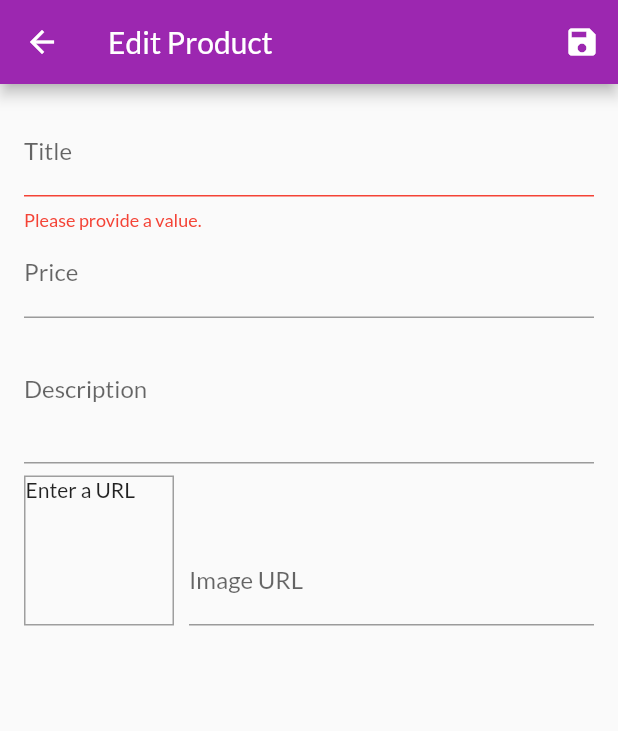
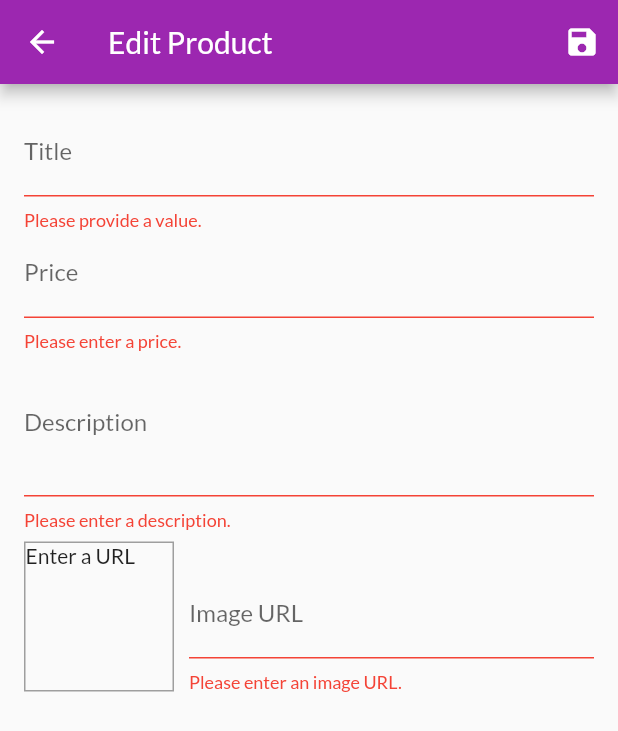
Before and after one commit to haohmaru3000/mobile-shopping-cart, a Flutter app: the EditProductScreen screen opened by its route, after a tap on the "save" icon, on a phone screen of 412 x 824 dp. Shown: the top 731 px of the screen. Run offline on Flutter 3.47's test engine with Material 2 defaults, Android fonts, the light colour scheme and no system bars; network calls fail.

Commit message:
Complete validating for all input fields

```diff
--- a/lib/screens/edit_product_screen.dart
+++ b/lib/screens/edit_product_screen.dart
@@ -95,6 +95,7 @@ class _EditProductScreenState extends State<EditProductScreen> {
                   FocusScope.of(context).requestFocus(_priceFocusNode);
                 },
                 validator: (value) {
+                  // Validating the "title" input
                   if (value!.isEmpty) {
                     return 'Please provide a value.';
                   }
@@ -120,6 +121,19 @@ class _EditProductScreenState extends State<EditProductScreen> {
                 onFieldSubmitted: (_) {
                   FocusScope.of(context).requestFocus(_descriptionFocusNode);
                 },
+                validator: (value) {
+                  // Validation for "Price" input
+                  if (value!.isEmpty) {
+                    return 'Please enter a price.';
+                  }
+                  if (double.tryParse(value) == null) {
+                    return 'Please enter a valid number.';
+                  }
+                  if (double.parse(value) <= 0) {
+                    return 'Please enter a number greater than zero.';
+                  }
+                  return null;
+                },
                 onSaved: (value) {
                   _editedProduct = Product(
                     id: 'null',
@@ -137,6 +151,16 @@ class _EditProductScreenState extends State<EditProductScreen> {
                 maxLines: 3,
                 keyboardType: TextInputType.multiline,
                 focusNode: _descriptionFocusNode,
+                validator: (value) {
+                  // Validate 'description' input
+                  if (value!.isEmpty) {
+                    return 'Please enter a description.';
+                  }
+                  if (value.length < 10) {
+                    return 'Should be at least 10 characters long.';
+                  }
+                  return null;
+                },
                 onSaved: (value) {
                   _editedProduct = Product(
                     id: 'null',
@@ -182,6 +206,22 @@ class _EditProductScreenState extends State<EditProductScreen> {
                       onFieldSubmitted: (_) {
                         _saveForm();
                       },
+                      // Validation for the input of Image URL
+                      validator: (value) {
+                        if (value!.isEmpty) {
+                          return 'Please enter an image URL.';
+                        }
+                        if (!value.startsWith('http') &&
+                            !value.startsWith('https')) {
+                          return 'Please enter a valid URL.';
+                        }
+                        if (!value.endsWith('.png') &&
+                            !value.endsWith('.jpg') &&
+                            !value.endsWith('.jpeg')) {
+                          return 'Please enter a valid image URL.';
+                        }
+                        return null;
+                      },
                       onSaved: (value) {
                         _editedProduct = Product(
                           id: 'null',
```
